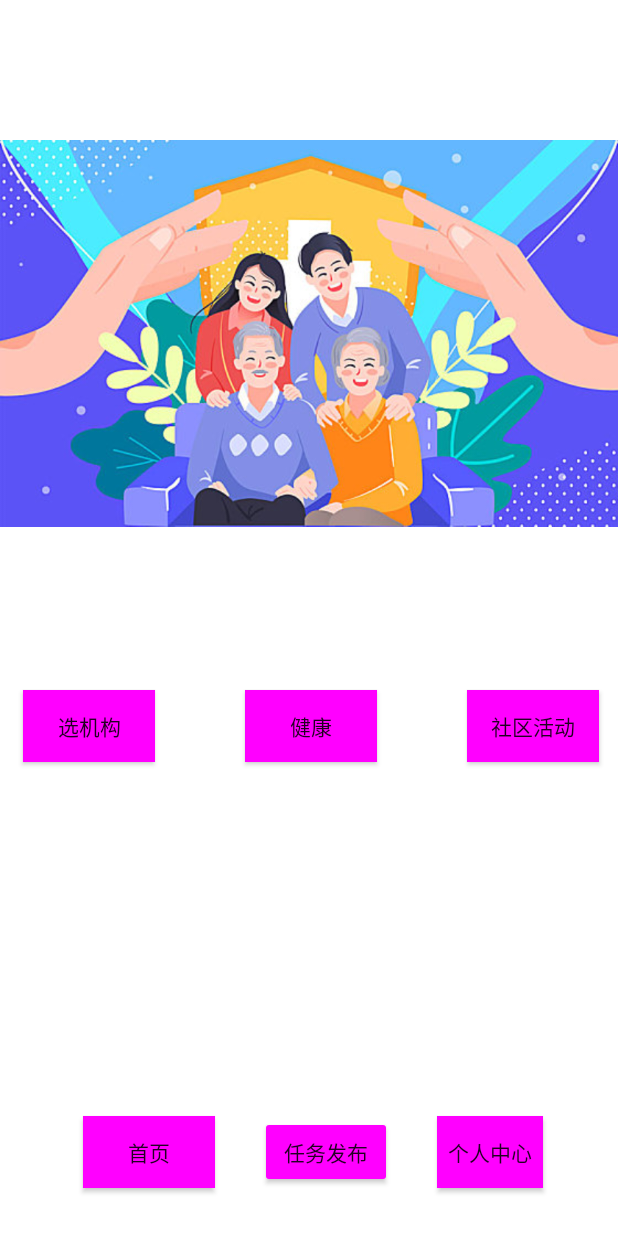
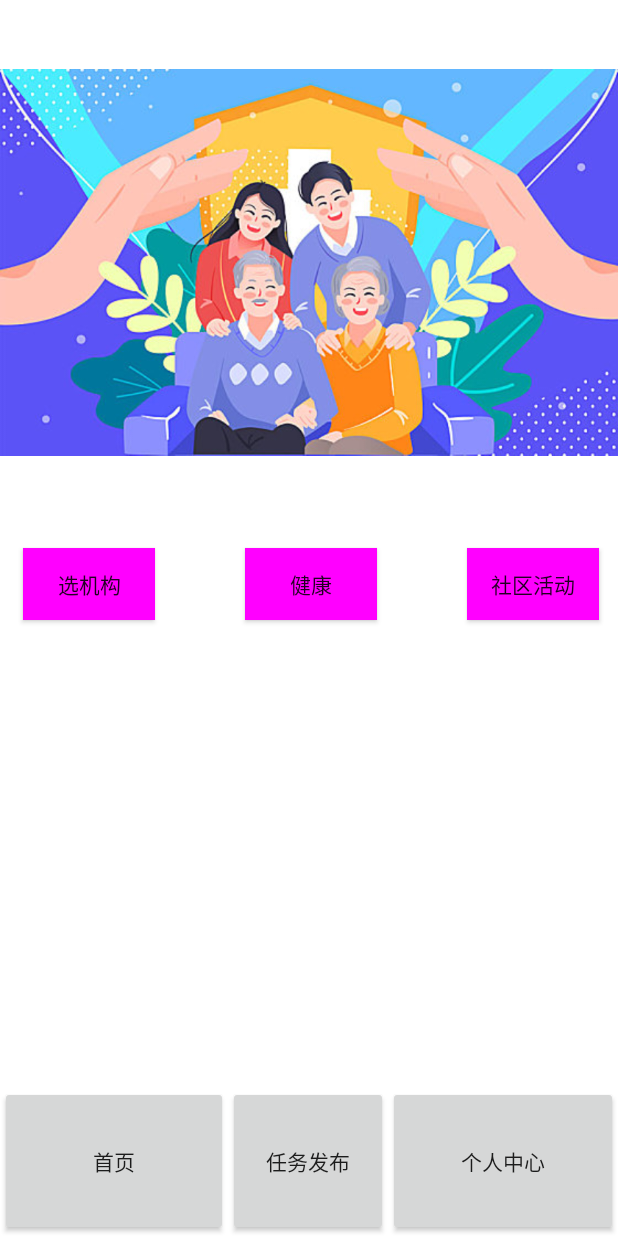
Before and after one commit to Baihappyday/lnb, an Android app: the screen it shows after launch (UserMainInterfaceActivity), after a tap on "我是用户", on a phone screen of 412 x 824 dp. Run offline under Robolectric (Android 15) with nearby library versions, the phone set to English and light mode, and no system bars.

Commit message:
Merge branch 'main' of https://github.com/Baihappyday/lnb 使用fragment修改了用户主界面与个人中心的实现方式 # Conflicts: #	app/src/main/AndroidManifest.xml

```diff
--- a/app/src/main/java/com/example/login/MainActivity.java
+++ b/app/src/main/java/com/example/login/MainActivity.java
@@ -7,6 +7,8 @@ import android.os.Bundle;
 import android.os.Handler;
 import android.view.View;
 import android.widget.Button;
+
+import com.example.login.util.ActivityCollector;
 
 /*app启动界面*/
 
@@ -18,6 +20,7 @@ public class MainActivity extends AppCompatActivity implements View.OnClickListe
     protected void onCreate(Bundle savedInstanceState) {//app的logo或者推广广告展示界面
         super.onCreate(savedInstanceState);
         setContentView(R.layout.main_layout);
+        ActivityCollector.getInstance().addActivity(this);
         skip = (Button)findViewById(R.id.skip);
         skip.setOnClickListener(this);
         handler = new Handler();
@@ -40,7 +43,6 @@ public class MainActivity extends AppCompatActivity implements View.OnClickListe
             intent.setFlags(Intent.FLAG_ACTIVITY_CLEAR_TASK|Intent.FLAG_ACTIVITY_NEW_TASK);//在跳转到目标activity前销毁所以已经存在的activity（实现不能返回的功能）
             intent.setClass(MainActivity.this,IdentiChooseActivity.class);
             startActivity(intent);
-
         }
 
     }
--- /dev/null
+++ b/app/src/main/java/com/example/login/user/BlankFragment.java
@@ -0,0 +1,23 @@
+package com.example.login.user;
+
+import android.os.Bundle;
+import android.view.LayoutInflater;
+import android.view.View;
+import android.view.ViewGroup;
+
+import androidx.fragment.app.Fragment;
+
+import com.example.login.R;
+
+
+public class BlankFragment extends Fragment {
+
+
+
+    @Override
+    public View onCreateView(LayoutInflater inflater, ViewGroup container,
+                             Bundle savedInstanceState) {
+        // Inflate the layout for this fragment
+        return inflater.inflate(R.layout.fragment_blank, container, false);
+    }
+}
--- /dev/null
+++ b/app/src/main/java/com/example/login/user/TitlePage.java
@@ -0,0 +1,45 @@
+package com.example.login.user;
+
+import android.content.Context;
+import android.content.Intent;
+import android.os.Bundle;
+import android.view.LayoutInflater;
+import android.view.View;
+import android.view.ViewGroup;
+import android.widget.Button;
+
+import androidx.fragment.app.Fragment;
+
+import com.example.login.R;
+
+
+public class TitlePage extends Fragment implements View.OnClickListener {
+    protected Context mContext;
+    protected View v;
+
+    @Override
+    public View onCreateView(LayoutInflater inflater, ViewGroup container,
+                             Bundle savedInstanceState) {
+        // Inflate the layout for this fragment
+        v = inflater.inflate(R.layout.fragment_title_page, container, false);
+        mContext = getActivity();
+        Button btn1 = v.findViewById(R.id.button1);
+        btn1.setOnClickListener(this);
+
+        return v;
+    }
+
+    @Override
+    public void onClick(View view) {
+        if (view.getId() == R.id.button1){
+            Intent intent=new Intent(mContext,SkimInstitution.class);
+            startActivity(intent);
+        }
+        if (view.getId() == R.id.button2){
+
+        }
+        if (view.getId() == R.id.button3){
+
+        }
+    }
+}
--- a/app/src/main/java/com/example/login/user/UserMainInterfaceActivity.java
+++ b/app/src/main/java/com/example/login/user/UserMainInterfaceActivity.java
@@ -6,6 +6,7 @@ import android.view.View;
 import android.widget.Button;
 
 import androidx.appcompat.app.AppCompatActivity;
+import androidx.fragment.app.Fragment;
 
 
 import com.example.login.R;
@@ -13,64 +14,57 @@ import com.example.login.R;
 
 public class UserMainInterfaceActivity extends AppCompatActivity
 {
+    TitlePage tp = new TitlePage();
+    PersonalCenter pc = new PersonalCenter();
 
     @Override
     protected void onCreate(Bundle savedInstanceState) {
         super.onCreate(savedInstanceState);
         setContentView(R.layout.user_main_interface);
 
-        //按钮：选机构
-        Button select_institution = findViewById(R.id.button1);
-        select_institution.setOnClickListener(new View.OnClickListener() {
+        getSupportFragmentManager().beginTransaction().replace(R.id.fragment, tp).commit();
+        Button button=findViewById(R.id.button);
+        button.setOnClickListener(new View.OnClickListener() {
             @Override
-            public void onClick(View view) {
-                Intent intent=new Intent(UserMainInterfaceActivity.this, SkimInstitution.class);
-                startActivity(intent);
+            public void onClick(View v) {
+                getSupportFragmentManager().beginTransaction().replace(R.id.fragment, tp).commit();
             }
         });
-
-        //按钮：健康
-        Button health = findViewById(R.id.button2);
-        health.setOnClickListener(new View.OnClickListener() {
+        Button button1=findViewById(R.id.personalcenter);
+        button1.setOnClickListener(new View.OnClickListener() {
             @Override
-            public void onClick(View view) {
-                /****界面缺失***/
+            public void onClick(View v) {
+                getSupportFragmentManager().beginTransaction().replace(R.id.fragment, pc).commit();
             }
         });
-
-        //按钮：社区活动
-        Button community_act = findViewById(R.id.button3);
-        community_act.setOnClickListener(new View.OnClickListener() {
-            @Override
-            public void onClick(View view) {
-                /****界面缺失***/
-            }
-        });
-
-        //按钮：首页，点击无效
-        //按钮：任务发布
-        Button btn = findViewById(R.id.button);
-        btn.setOnClickListener(new View.OnClickListener() {
-            @Override
-            public void onClick(View view) {
-                /****界面缺失***/
-                Intent intent=new Intent(UserMainInterfaceActivity.this, TaskRelease.class);//跳转到任务发布
-                startActivity(intent);
-            }
-        });
-
-        //按钮：个人中心
-        Button  mycenter = findViewById(R.id.bt5_2);
-        mycenter.setOnClickListener(new View.OnClickListener() {
-            @Override
-            public void onClick(View view) {
-
-                //填写页面跳转的逻辑
-                Intent intent=new Intent(UserMainInterfaceActivity.this, PersonalCenterActivity.class);//跳转到个人中心
-                startActivity(intent);
-            }
-        });
+    }
 
 
-    }
+//
+//        //按钮：首页，点击无效
+//        //按钮：任务发布
+//        Button btn = findViewById(R.id.button);
+//        btn.setOnClickListener(new View.OnClickListener() {
+//            @Override
+//            public void onClick(View view) {
+//                /****界面缺失***/
+//                Intent intent=new Intent(UserMainInterfaceActivity.this, TaskRelease.class);//跳转到任务发布
+//                startActivity(intent);
+//            }
+//        });
+//
+//        //按钮：个人中心
+//        Button  mycenter = findViewById(R.id.bt5_2);
+//        mycenter.setOnClickListener(new View.OnClickListener() {
+//            @Override
+//            public void onClick(View view) {
+//
+//                //填写页面跳转的逻辑
+//                Intent intent=new Intent(UserMainInterfaceActivity.this, PersonalCenterActivity.class);//跳转到个人中心
+//                startActivity(intent);
+//            }
+//        });
+
+
+
 }
--- /dev/null
+++ b/app/src/main/java/com/example/login/util/ActivityCollector.java
@@ -0,0 +1,33 @@
+package com.example.login.util;
+
+import android.app.Activity;
+
+import java.util.ArrayList;
+import java.util.List;
+
+public class ActivityCollector {
+    public static ActivityCollector instance;//静态对象
+    public static List<Activity> activities = new ArrayList<Activity>();//静态List，用来储存Activity
+    public ActivityCollector(){
+
+    }//构造方法
+
+    public static ActivityCollector getInstance(){
+        if(instance == null) {
+            instance = new ActivityCollector();
+        }
+        return instance;
+    }
+
+    public static void addActivity(Activity activity ){
+        activities.add(activity);
+    }
+    public static void exit(){//销毁当前活动
+        for (Activity activity : activities){
+            if(! activity.isFinishing()){
+                activity.finish();
+            }
+        }
+    }
+
+}
--- /dev/null
+++ b/app/src/main/res/layout/fragment_blank.xml
@@ -0,0 +1,6 @@
+<?xml version="1.0" encoding="utf-8"?>
+<FrameLayout xmlns:android="http://schemas.android.com/apk/res/android"
+    xmlns:tools="http://schemas.android.com/tools"
+    android:layout_width="0dp"
+    android:layout_height="0dp"
+    tools:context=".user.BlankFragment" />
--- /dev/null
+++ b/app/src/main/res/layout/fragment_title_page.xml
@@ -0,0 +1,56 @@
+<?xml version="1.0" encoding="utf-8"?>
+<LinearLayout xmlns:android="http://schemas.android.com/apk/res/android"
+    xmlns:tools="http://schemas.android.com/tools"
+    xmlns:app="http://schemas.android.com/apk/res-auto"
+    android:id="@+id/title_page"
+    android:layout_width="match_parent"
+    android:layout_height="match_parent"
+    android:orientation="vertical"
+    tools:context=".user.TitlePage">
+
+    <ImageView xmlns:android="http://schemas.android.com/apk/res/android"
+        xmlns:tools="http://schemas.android.com/tools"
+        xmlns:app="http://schemas.android.com/apk/res-auto"
+        android:id="@+id/imageView"
+        android:layout_width="wrap_content"
+        android:layout_height="wrap_content"
+        app:srcCompat="@drawable/img1" />
+
+    <LinearLayout
+        android:layout_width="match_parent"
+        android:layout_height="79dp"
+        android:background="@color/white"
+        android:orientation="horizontal">
+
+
+        <Button
+            android:id="@+id/button1"
+            android:layout_width="wrap_content"
+            android:layout_height="wrap_content"
+            android:layout_marginTop="15dp"
+            android:layout_marginBottom="10dp"
+            android:layout_marginLeft="15dp"
+            android:background="@color/purple_200"
+
+            android:text="选机构" />
+
+        <Button
+            android:id="@+id/button2"
+            android:layout_width="wrap_content"
+            android:layout_height="wrap_content"
+            android:layout_marginLeft="60dp"
+            android:layout_marginTop="15dp"
+            android:background="@color/purple_200"
+            android:text="健康" />
+
+        <Button
+            android:id="@+id/button3"
+            android:layout_width="wrap_content"
+            android:layout_height="wrap_content"
+            android:layout_marginTop="15dp"
+            android:layout_marginLeft="60dp"
+            android:background="@color/purple_200"
+            android:text="社区活动" />
+    </LinearLayout>
+
+</LinearLayout>
--- a/app/src/main/res/layout/user_main_interface.xml
+++ b/app/src/main/res/layout/user_main_interface.xml
@@ -9,107 +9,58 @@
 
 
     <LinearLayout
-        android:id="@+id/linearLayout"
-        android:layout_width="0dp"
-        android:layout_height="0dp"
+        android:layout_width="match_parent"
+        android:layout_height="match_parent"
         android:orientation="vertical"
-
-        app:layout_constraintBottom_toBottomOf="parent"
-        app:layout_constraintEnd_toEndOf="parent"
         app:layout_constraintStart_toStartOf="parent"
         app:layout_constraintTop_toTopOf="parent">
 
-        <LinearLayout
-            android:layout_width="wrap_content"
+        <androidx.core.widget.NestedScrollView
+            android:layout_width="match_parent"
             android:layout_height="wrap_content"
             android:layout_weight="1"
-            android:background="@color/white"
-            android:orientation="vertical">
+            android:fillViewport="true">
 
-            <ImageView
-                android:id="@+id/imageView"
-                android:layout_width="wrap_content"
-                android:layout_height="wrap_content"
-                android:layout_weight="1"
-                app:srcCompat="@drawable/img1" />
-        </LinearLayout>
+            <LinearLayout
+                android:layout_width="match_parent"
+                android:layout_height="match_parent"
+                android:orientation="vertical">
+
+                <fragment
+                    android:id="@+id/fragment"
+                    android:name="com.example.login.user.BlankFragment"
+                    android:layout_width="match_parent"
+                    android:layout_height="match_parent"
+                    app:layout_constraintStart_toStartOf="parent"
+                    app:layout_constraintTop_toTopOf="parent" />
+            </LinearLayout>
+        </androidx.core.widget.NestedScrollView>
 
         <LinearLayout
             android:layout_width="match_parent"
-            android:layout_height="79dp"
-            android:background="@color/white"
-
-            android:orientation="horizontal">
-
-
-            <Button
-                android:id="@+id/button1"
-                android:layout_width="wrap_content"
-                android:layout_height="wrap_content"
-                android:layout_marginTop="15dp"
-                android:layout_marginBottom="10dp"
-                android:layout_marginLeft="15dp"
-                android:background="@color/purple_200"
-
-                android:text="选机构" />
-
-            <Button
-                android:id="@+id/button2"
-                android:layout_width="wrap_content"
-                android:layout_height="wrap_content"
-                android:layout_marginLeft="60dp"
-                android:layout_marginTop="15dp"
-                android:background="@color/purple_200"
-                android:text="健康" />
-
-            <Button
-                android:id="@+id/button3"
-                android:layout_width="wrap_content"
-                android:layout_height="wrap_content"
-                android:layout_marginTop="15dp"
-                android:layout_marginLeft="60dp"
-                android:background="@color/purple_200"
-                android:text="社区活动" />
-        </LinearLayout>
-
-        <LinearLayout
-            android:layout_width="match_parent"
-            android:layout_height="300dp"
-            android:background="@color/white"
+            android:layout_height="100dp"
             android:orientation="horizontal">
 
             <Button
-                android:id="@+id/bt5_1"
-                android:layout_width="wrap_content"
-                android:layout_height="wrap_content"
-
-
-                android:layout_marginLeft="55dp"
-                android:layout_marginTop="220dp"
-                android:background="@color/purple_200"
+                android:id="@+id/button"
+                android:layout_width="0dp"
+                android:layout_height="match_parent"
+                android:layout_weight="1"
                 android:text="首页" />
 
             <Button
-                android:id="@+id/button"
-                android:layout_width="wrap_content"
-                android:layout_height="wrap_content"
-                android:layout_marginLeft="30dp"
-                android:layout_marginTop="220dp"
-                android:text="@string/taskrelease"
-                android:backgroundTint="@color/purple_200"
-            />   <!--android:background="@drawable/selector"-->
+                android:id="@+id/taskk"
+                android:layout_width="0dp"
+                android:layout_height="match_parent"
+                android:layout_weight="0.7"
+                android:text="任务发布" />
 
             <Button
-                android:id="@+id/bt5_2"
-                android:layout_width="wrap_content"
-                android:layout_height="wrap_content"
-                android:layout_marginLeft="30dp"
-                android:layout_marginTop="220dp"
-                android:layout_marginRight="50dp"
-
-                android:background="@color/purple_200"
+                android:id="@+id/personalcenter"
+                android:layout_width="0dp"
+                android:layout_height="match_parent"
+                android:layout_weight="1"
                 android:text="个人中心" />
-
         </LinearLayout>
 
     </LinearLayout>
```
Also changed, not shown: app/src/main/AndroidManifest.xml (+6 -1 lines), app/src/main/java/com/example/login/user/PersonalCenter.java (added, +39 -0 lines), app/src/main/res/layout/fragment_personal_center.xml (added, +139 -0 lines).
